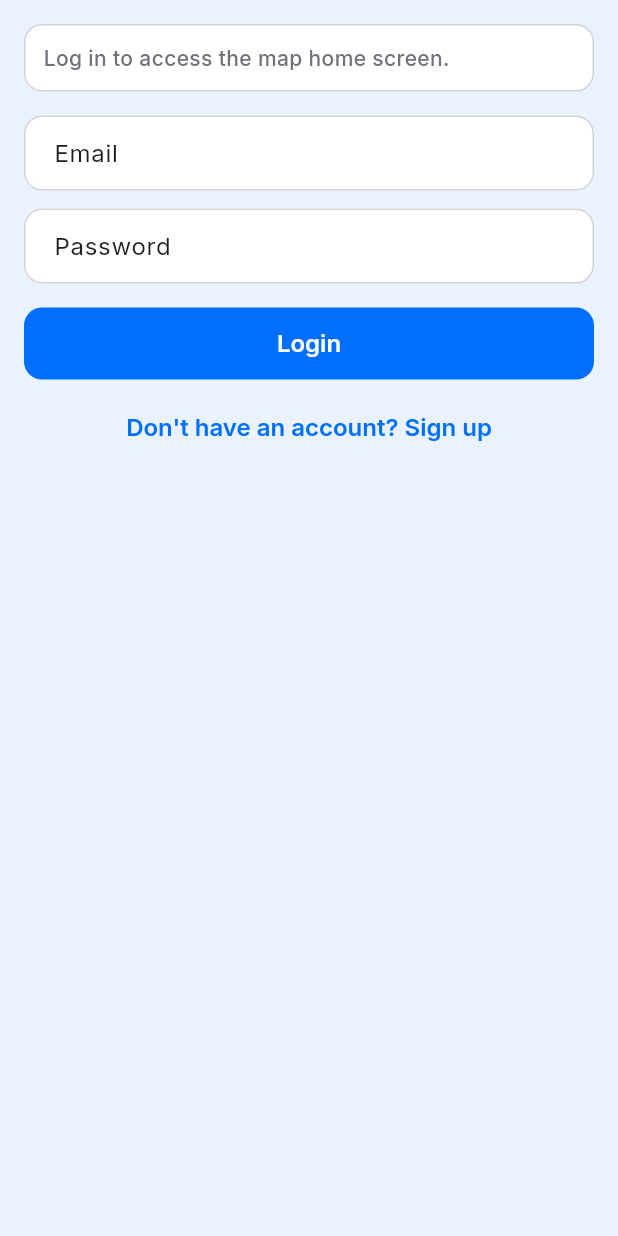
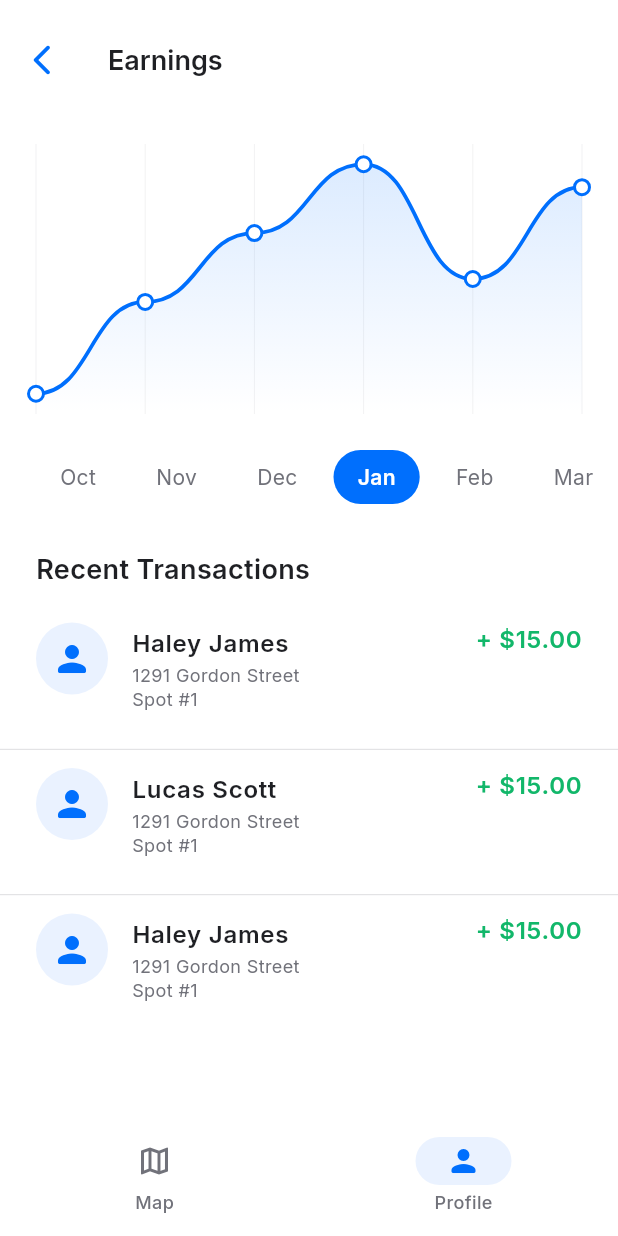
Before and after one commit to MindMidas/parkd, a Flutter app: the screen it shows after launch, on a phone screen of 412 x 824 dp. Run offline on Flutter 3.47's test engine with Material 3 defaults, Android fonts, the phone set to English and light mode, and no system bars; our stand-ins replace flutter_dotenv, flutter_map, flutter_riverpod, go_router, google_fonts, latlong2 and 1 more; accounts and stored records are empty.

Commit message:
Earnigs page created

```diff
--- a/lib/app/app.dart
+++ b/lib/app/app.dart
@@ -6,6 +6,7 @@ import '../core/theme/app_theme.dart';
 import '../features/auth/presentation/auth_screen.dart';
 import '../features/auth/providers/auth_providers.dart';
 import '../features/home/presentation/home_map_screen.dart';
+import '../features/profile/presentation/earnings/earnings_screen.dart';
 
 class ParkdApp extends ConsumerWidget {
   const ParkdApp({super.key});
@@ -15,7 +16,7 @@ class ParkdApp extends ConsumerWidget {
     final session = ref.watch(currentSessionProvider);
 
     final router = GoRouter(
-      initialLocation: '/',
+      initialLocation: '/earnings', // TODO: revert to '/'
       routes: [
         GoRoute(
           path: '/',
@@ -29,21 +30,25 @@ class ParkdApp extends ConsumerWidget {
           path: '/home',
           builder: (context, state) => const HomeMapScreen(),
         ),
+        GoRoute(
+          path: '/earnings',
+          builder: (context, state) => const EarningsScreen(),
+        ),
       ],
-      redirect: (context, state) {
-        final isOnAuthRoute = state.matchedLocation == '/auth';
-        final isAuthenticated = session != null;
+      // redirect: (context, state) {
+      //   final isOnAuthRoute = state.matchedLocation == '/auth';
+      //   final isAuthenticated = session != null;
 
-        if (!isAuthenticated && !isOnAuthRoute) {
-          return '/auth';
-        }
+      //   if (!isAuthenticated && !isOnAuthRoute) {
+      //     return '/auth';
+      //   }
 
-        if (isAuthenticated && isOnAuthRoute) {
-          return '/home';
-        }
+      //   if (isAuthenticated && isOnAuthRoute) {
+      //     return '/home';
+      //   }
 
-        return null;
-      },
+      //   return null;
+      // },
     );
 
     return MaterialApp.router(
--- /dev/null
+++ b/lib/features/profile/presentation/earnings/earnings_screen.dart
@@ -0,0 +1,302 @@
+import 'package:flutter/material.dart';
+
+import '../../../../core/theme/app_colors.dart';
+import '../../../../core/theme/app_spacing.dart';
+import '../../../../core/theme/app_typography.dart';
+import '../../../../core/widgets/widgets.dart';
+import '../../../home/presentation/home_map_screen.dart';
+
+class EarningsScreen extends StatefulWidget {
+  const EarningsScreen({super.key});
+
+  @override
+  State<EarningsScreen> createState() => _EarningsScreenState();
+}
+
+class _EarningsScreenState extends State<EarningsScreen> {
+  int _selectedMonthIndex = 3; // Jan selected by default
+
+  static const _months = ['Oct', 'Nov', 'Dec', 'Jan', 'Feb', 'Mar'];
+
+  // Dummy earnings data per month (index matches _months).
+  static const _earningsData = <List<double>>[
+    [40, 60, 45, 70, 50, 65], // Oct
+    [50, 40, 60, 55, 70, 45], // Nov
+    [30, 50, 70, 40, 60, 55], // Dec
+    [35, 55, 70, 85, 60, 80], // Jan
+    [45, 65, 50, 60, 75, 55], // Feb
+    [60, 45, 55, 70, 50, 65], // Mar
+  ];
+
+  // Dummy transactions list.
+  static const _transactions = [
+    _Transaction(name: 'Haley James', address: '1291 Gordon Street', spot: 'Spot #1', amount: 15.00),
+    _Transaction(name: 'Lucas Scott', address: '1291 Gordon Street', spot: 'Spot #1', amount: 15.00),
+    _Transaction(name: 'Haley James', address: '1291 Gordon Street', spot: 'Spot #1', amount: 15.00),
+  ];
+
+  @override
+  Widget build(BuildContext context) {
+    return Scaffold(
+      backgroundColor: Colors.white,
+      appBar: const AppTopBar(
+        title: 'Earnings',
+        showBack: true,
+      ),
+      body: SingleChildScrollView(
+        physics: const BouncingScrollPhysics(
+          parent: AlwaysScrollableScrollPhysics(),
+        ),
+        child: Column(
+          crossAxisAlignment: CrossAxisAlignment.start,
+          children: [
+            const SizedBox(height: AppSpacing.md),
+            // --- Chart ---
+            Padding(
+              padding: const EdgeInsets.symmetric(horizontal: AppSpacing.lg),
+              child: SizedBox(
+                height: 180,
+                child: _EarningsChart(
+                  dataPoints: _earningsData[_selectedMonthIndex],
+                ),
+              ),
+            ),
+            const SizedBox(height: AppSpacing.lg),
+            // --- Month selector ---
+            SizedBox(
+              height: 36,
+              child: ListView.separated(
+                scrollDirection: Axis.horizontal,
+                padding: const EdgeInsets.symmetric(horizontal: AppSpacing.lg),
+                itemCount: _months.length,
+                separatorBuilder: (_, __) => const SizedBox(width: AppSpacing.xs),
+                itemBuilder: (context, index) {
+                  final isSelected = index == _selectedMonthIndex;
+                  return GestureDetector(
+                    onTap: () => setState(() => _selectedMonthIndex = index),
+                    child: Container(
+                      padding: const EdgeInsets.symmetric(
+                        horizontal: AppSpacing.md,
+                        vertical: AppSpacing.xs,
+                      ),
+                      decoration: BoxDecoration(
+                        color: isSelected ? AppColors.primaryBlue : Colors.transparent,
+                        borderRadius: BorderRadius.circular(18),
+                      ),
+                      alignment: Alignment.center,
+                      child: Text(
+                        _months[index],
+                        style: AppTypography.label.copyWith(
+                          color: isSelected ? Colors.white : AppColors.textSecondary,
+                          fontWeight: isSelected ? FontWeight.w600 : FontWeight.w400,
+                        ),
+                      ),
+                    ),
+                  );
+                },
+              ),
+            ),
+            const SizedBox(height: AppSpacing.xl),
+            // --- Recent Transactions header ---
+            Padding(
+              padding: const EdgeInsets.symmetric(horizontal: AppSpacing.lg),
+              child: SectionTitle('Recent Transactions'),
+            ),
+            const SizedBox(height: AppSpacing.sm),
+            // --- Transactions list ---
+            ListView.separated(
+              shrinkWrap: true,
+              physics: const NeverScrollableScrollPhysics(),
+              itemCount: _transactions.length,
+              separatorBuilder: (_, __) => const AppDivider(),
+              itemBuilder: (_, index) {
+                final tx = _transactions[index];
+                return _TransactionRow(transaction: tx);
+              },
+            ),
+            const SizedBox(height: AppSpacing.xl),
+          ],
+        ),
+      ),
+      bottomNavigationBar: AppBottomNav(
+        selectedIndex: 1,
+        onDestinationSelected: (index) {
+          Navigator.of(context).pushAndRemoveUntil(
+            MaterialPageRoute(
+              builder: (_) => HomeMapScreen(initialIndex: index),
+            ),
+            (route) => false,
+          );
+        },
+      ),
+    );
+  }
+}
+
+// ---------------------------------------------------------------------------
+// Chart
+// ---------------------------------------------------------------------------
+
+class _EarningsChart extends StatelessWidget {
+  const _EarningsChart({required this.dataPoints});
+
+  final List<double> dataPoints;
+
+  @override
+  Widget build(BuildContext context) {
+    return CustomPaint(
+      size: Size.infinite,
+      painter: _ChartPainter(dataPoints),
+    );
+  }
+}
+
+class _ChartPainter extends CustomPainter {
+  _ChartPainter(this.dataPoints);
+
+  final List<double> dataPoints;
+
+  @override
+  void paint(Canvas canvas, Size size) {
+    if (dataPoints.isEmpty) return;
+
+    final maxVal = dataPoints.reduce((a, b) => a > b ? a : b);
+    final minVal = dataPoints.reduce((a, b) => a < b ? a : b);
+    final range = (maxVal - minVal) == 0 ? 1.0 : (maxVal - minVal);
+
+    // Vertical grid lines.
+    final gridPaint = Paint()
+      ..color = AppColors.secondaryGrey.withValues(alpha: 0.4)
+      ..strokeWidth = 0.5;
+
+    final stepX = size.width / (dataPoints.length - 1);
+    for (var i = 0; i < dataPoints.length; i++) {
+      final x = i * stepX;
+      canvas.drawLine(Offset(x, 0), Offset(x, size.height), gridPaint);
+    }
+
+    // Build points.
+    final points = <Offset>[];
+    for (var i = 0; i < dataPoints.length; i++) {
+      final x = i * stepX;
+      final normalized = (dataPoints[i] - minVal) / range;
+      final y = size.height - (normalized * size.height * 0.85 + size.height * 0.075);
+      points.add(Offset(x, y));
+    }
+
+    // Fill gradient under curve.
+    final fillPath = Path()..moveTo(points.first.dx, size.height);
+    for (var i = 0; i < points.length - 1; i++) {
+      final cp1 = Offset((points[i].dx + points[i + 1].dx) / 2, points[i].dy);
+      final cp2 = Offset((points[i].dx + points[i + 1].dx) / 2, points[i + 1].dy);
+      if (i == 0) fillPath.lineTo(points[i].dx, points[i].dy);
+      fillPath.cubicTo(cp1.dx, cp1.dy, cp2.dx, cp2.dy, points[i + 1].dx, points[i + 1].dy);
+    }
+    fillPath.lineTo(points.last.dx, size.height);
+    fillPath.close();
+
+    final fillPaint = Paint()
+      ..shader = LinearGradient(
+        begin: Alignment.topCenter,
+        end: Alignment.bottomCenter,
+        colors: [
+          AppColors.primaryBlue.withValues(alpha: 0.15),
+          AppColors.primaryBlue.withValues(alpha: 0.0),
+        ],
+      ).createShader(Rect.fromLTWH(0, 0, size.width, size.height));
+    canvas.drawPath(fillPath, fillPaint);
+
+    // Curve line.
+    final linePath = Path();
+    for (var i = 0; i < points.length - 1; i++) {
+      final cp1 = Offset((points[i].dx + points[i + 1].dx) / 2, points[i].dy);
+      final cp2 = Offset((points[i].dx + points[i + 1].dx) / 2, points[i + 1].dy);
+      if (i == 0) linePath.moveTo(points[i].dx, points[i].dy);
+      linePath.cubicTo(cp1.dx, cp1.dy, cp2.dx, cp2.dy, points[i + 1].dx, points[i + 1].dy);
+    }
+
+    final linePaint = Paint()
+      ..color = AppColors.primaryBlue
+      ..strokeWidth = 2.5
+      ..style = PaintingStyle.stroke
+      ..strokeCap = StrokeCap.round;
+    canvas.drawPath(linePath, linePaint);
+
+    // Dots at data points.
+    final dotFill = Paint()..color = Colors.white;
+    final dotStroke = Paint()
+      ..color = AppColors.primaryBlue
+      ..strokeWidth = 2
+      ..style = PaintingStyle.stroke;
+    for (final p in points) {
+      canvas.drawCircle(p, 5, dotFill);
+      canvas.drawCircle(p, 5, dotStroke);
+    }
+  }
+
+  @override
+  bool shouldRepaint(covariant _ChartPainter old) => old.dataPoints != dataPoints;
+}
+
+// ---------------------------------------------------------------------------
+// Transaction model & row
+// ---------------------------------------------------------------------------
+
+class _Transaction {
+  const _Transaction({
+    required this.name,
+    required this.address,
+    required this.spot,
+    required this.amount,
+  });
+
+  final String name;
+  final String address;
+  final String spot;
+  final double amount;
+}
+
+class _TransactionRow extends StatelessWidget {
+  const _TransactionRow({required this.transaction});
+
+  final _Transaction transaction;
+
+  @override
+  Widget build(BuildContext context) {
+    return ListTile(
+      contentPadding: const EdgeInsets.symmetric(
+        horizontal: AppSpacing.lg,
+        vertical: 4,
+      ),
+      leading: Container(
+        width: 48,
+        height: 48,
+        decoration: const BoxDecoration(
+          color: AppColors.secondaryBlue,
+          shape: BoxShape.circle,
+        ),
+        child: const Icon(
+          Icons.person_rounded,
+          size: 28,
+          color: AppColors.primaryBlue,
+        ),
+      ),
+      title: Text(
+        transaction.name,
+        style: AppTypography.body.copyWith(fontWeight: FontWeight.w600),
+      ),
+      subtitle: Text(
+        '${transaction.address}\n${transaction.spot}',
+        style: AppTypography.caption,
+      ),
+      isThreeLine: true,
+      trailing: Text(
+        '+ \$${transaction.amount.toStringAsFixed(2)}',
+        style: AppTypography.body.copyWith(
+          color: AppColors.success,
+          fontWeight: FontWeight.w600,
+        ),
+      ),
+    );
+  }
+}
```
Also changed, not shown: lib/features/profile/presentation/listings_menu/listings_menu_screen.dart (+9 -1 lines), pubspec.lock, 4 other files.
